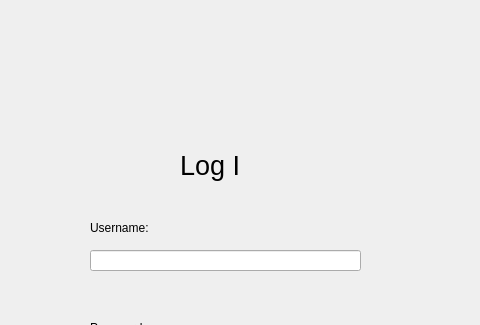
Old version of the form cs_ll_project/loginpage.ui in the repository Nashaat324/CS_ll_lab_project; both pictures show x 140 to 620 and y 0 to 325 of the 779 by 636 pixel window.
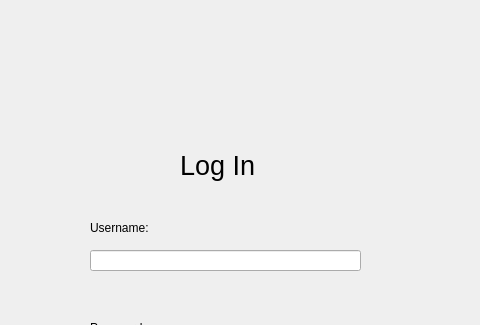
New version of the form.

```diff
--- a/cs_ll_project/loginpage.ui
+++ b/cs_ll_project/loginpage.ui
@@ -67,7 +67,7 @@
     <rect>
      <x>320</x>
      <y>150</y>
-     <width>61</width>
+     <width>121</width>
      <height>31</height>
     </rect>
    </property>
```
